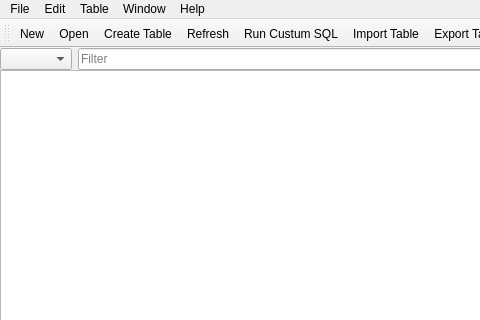
Qt form mainwindow.ui (informationsea/Hyokai) before a commit; both pictures show x 0 to 480 and y 0 to 320 of the 577 by 493 pixel window.
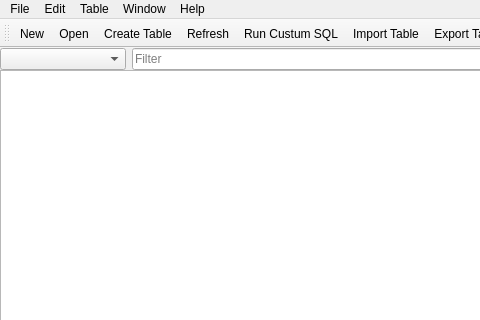
The same form after that commit. Icons and pictures are not drawn.

```diff
--- a/mainwindow.ui
+++ b/mainwindow.ui
@@ -31,6 +31,12 @@
         <property name="statusTip">
          <string>Table Select</string>
         </property>
+        <property name="sizeAdjustPolicy">
+         <enum>QComboBox::AdjustToMinimumContentsLength</enum>
+        </property>
+        <property name="minimumContentsLength">
+         <number>12</number>
+        </property>
        </widget>
       </item>
       <item>
```
